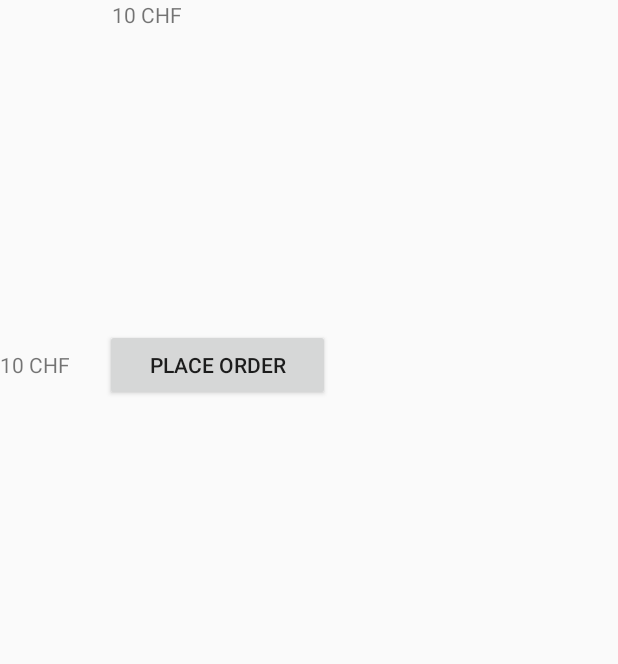
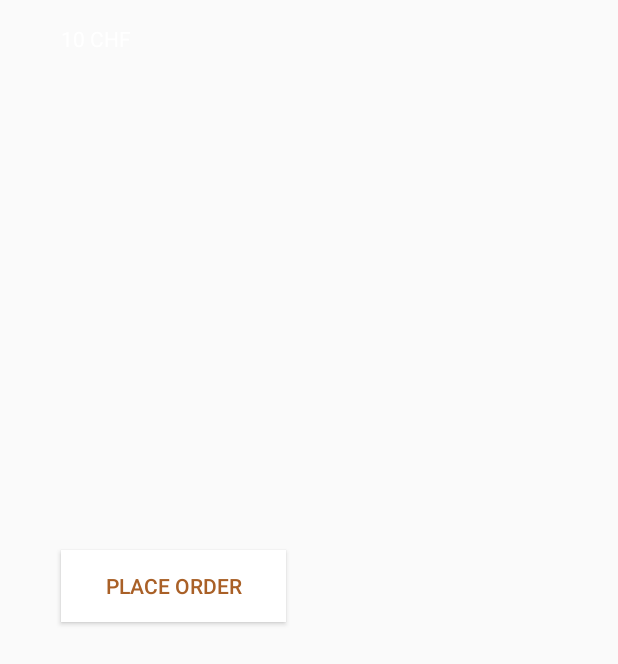
Before and after one commit to lilbig/swlau18, an Android app: the layout chefinfo_layer.xml on its own in the app's theme, with its tools: preview values and no code run, on a phone screen of 412 x 824 dp. Shown: the top 664 px of the screen. Run offline under Robolectric (Android 15) with nearby library versions, the phone set to English and light mode, and no system bars.

Commit message:
UPDATED: style of overlay info

```diff
--- a/androidapp/app/src/main/java/com/alvaroartieda/foodies/map/model/ChefItemizedOverlay.java
+++ b/androidapp/app/src/main/java/com/alvaroartieda/foodies/map/model/ChefItemizedOverlay.java
@@ -48,7 +48,7 @@ public class ChefItemizedOverlay extends ItemizedIconOverlay<ChefOverlay> {
         //set up dialog
         Dialog dialog = new Dialog(activity);
         dialog.getWindow().requestFeature(Window.FEATURE_NO_TITLE);
-        dialog.getWindow().setBackgroundDrawable(new ColorDrawable(android.graphics.Color.TRANSPARENT));
+        dialog.getWindow().setBackgroundDrawable(new ColorDrawable(activity.getResources().getColor(R.color.light_brown)));
         dialog.setContentView(R.layout.chefinfo_layer);
         //dialog.setTitle("This is my custom dialog box");
 
@@ -62,9 +62,9 @@ public class ChefItemizedOverlay extends ItemizedIconOverlay<ChefOverlay> {
         DownloadImageTask downloadImageTask = new DownloadImageTask(imageView);
         downloadImageTask.execute("https://loremflickr.com/200/200/food,"+chef.getKitchenType().toString().toLowerCase()+"/all");
 
-        TextView priceChF = dialog.findViewById(R.id.price);
-        priceChF.setText(String.format("%4.2f CHF",chef.getPrice()));
+
         Button placeOrderButton = dialog.findViewById(R.id.placeOrderBtn);
+        placeOrderButton.setText(String.format("%4.2f CHF",chef.getPrice()));
         placeOrderButton.setOnClickListener((view)-> placeOrderButton.setText("ordered"));
 
         //now that the dialog is set up, it's time to show it
--- a/androidapp/app/src/main/res/layout/chefinfo_layer.xml
+++ b/androidapp/app/src/main/res/layout/chefinfo_layer.xml
@@ -6,28 +6,37 @@
     <TextView android:id="@+id/name"
         android:text="10 CHF"
         android:layout_height="wrap_content"
-        android:layout_width="70dp"
-        android:layout_gravity="center_horizontal"/>
+        android:layout_width="150dp"
+        android:layout_gravity="center_horizontal"
+        android:textColor="@color/white"
+        android:layout_margin="@dimen/fab_margin"/>
+
+    <TextView android:id="@+id/description"
+        android:text=""
+        android:layout_height="wrap_content"
+        android:layout_width="150dp"
+        android:layout_gravity="center_horizontal"
+        android:textColor="@color/white"
+        android:layout_margin="@dimen/fab_margin"/>
 
     <ImageView
         android:id="@+id/imagefood"
         android:layout_width="200dp"
         android:layout_height="200dp"
-        android:layout_gravity="center_horizontal"/>
+        android:layout_gravity="center_horizontal"
+        android:layout_margin="@dimen/fab_margin"/>
     <LinearLayout
         android:layout_width="wrap_content"
         android:layout_height="wrap_content"
-        android:layout_gravity="center_horizontal">
-
-
-        <TextView android:id="@+id/price"
-            android:text="10 CHF"
-            android:layout_height="wrap_content"
-            android:layout_width="70dp" />
+        android:layout_gravity="center_horizontal"
+        android:layout_margin="@dimen/fab_margin">
 
         <Button android:id="@+id/placeOrderBtn"
             android:text="Place order"
             android:layout_height="wrap_content"
-            android:layout_width="150dp" />
+            android:layout_width="150dp"
+            android:textColor="@color/light_brown"
+            android:background="@color/white"
+            android:layout_margin="@dimen/fab_margin"/>
 </LinearLayout>
     </LinearLayout>
```
